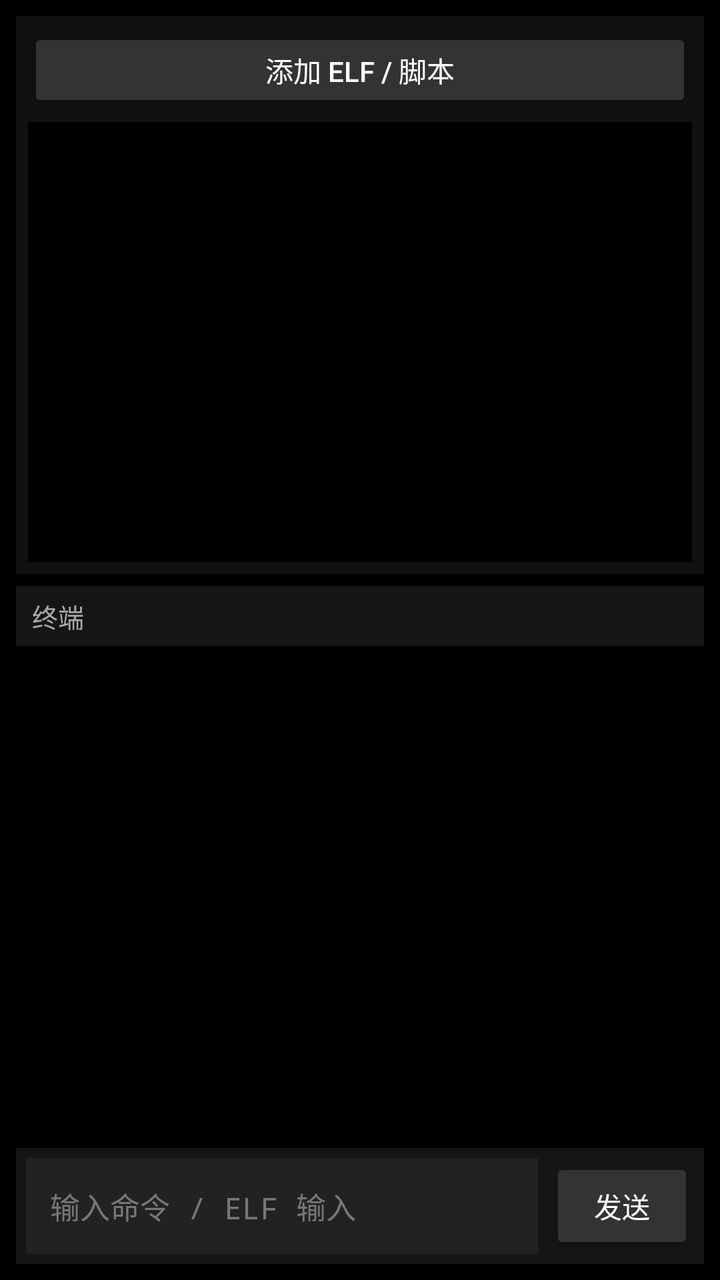
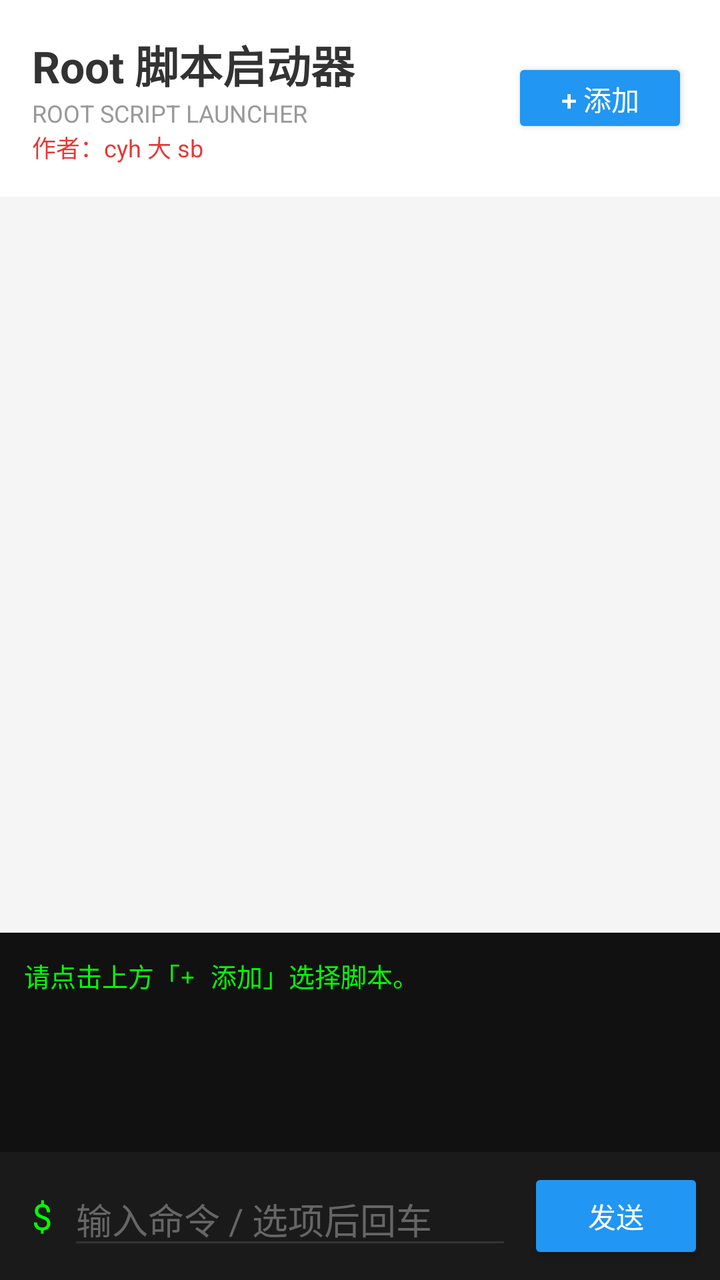

Before-and-after screenshots of an Android layout around one commit, followed by the original layout XML and the change that was made.
<!-- AndroidManifest.xml: application theme Theme.AppCompat.Light.NoActionBar -->
<!-- res/layout/activity_main.xml -->
<?xml version="1.0" encoding="utf-8"?>
<LinearLayout
    xmlns:android="http://schemas.android.com/apk/res/android"
    xmlns:tools="http://schemas.android.com/tools"

    android:layout_width="match_parent"
    android:layout_height="match_parent"
    android:orientation="vertical"
    android:background="#000000"
    android:padding="8dp"
    tools:context=".MainActivity">

    
    <LinearLayout
        android:layout_width="match_parent"
        android:layout_height="wrap_content"
        android:orientation="vertical"
        android:background="#111111"
        android:padding="6dp">

        <Button
            android:id="@+id/btnAdd"
            android:layout_width="match_parent"
            android:layout_height="42dp"
            android:text="添加 ELF / 脚本"
            android:textSize="14sp"
            android:textColor="#FFFFFF"
            android:backgroundTint="#333333"
            android:minHeight="0dp"
            android:minWidth="0dp"
            android:padding="0dp" />

        <ListView
            android:id="@+id/lvScripts"
            android:layout_width="match_parent"
            android:layout_height="220dp"
            android:layout_marginTop="5dp"
            android:background="#000000"
            android:divider="#333333"
            android:dividerHeight="1dp"
            android:overScrollMode="never"
            android:scrollbars="vertical" />

    </LinearLayout>


    
    <LinearLayout
        android:layout_width="match_parent"
        android:layout_height="0dp"
        android:layout_weight="1"
        android:layout_marginTop="6dp"
        android:orientation="vertical"
        android:background="#000000">

        <TextView
            android:layout_width="match_parent"
            android:layout_height="30dp"
            android:gravity="center_vertical"
            android:paddingStart="8dp"
            android:paddingEnd="8dp"
            android:text="终端"
            android:textColor="#AAAAAA"
            android:textSize="13sp"
            android:background="#151515" />

        <ScrollView
            android:id="@+id/scrollView"
            android:layout_width="match_parent"
            android:layout_height="0dp"
            android:layout_weight="1"
            android:background="#000000"
            android:fillViewport="true"
            android:overScrollMode="never"
            android:scrollbars="vertical">

            <TextView
                android:id="@+id/tvOutput"
                android:layout_width="match_parent"
                android:layout_height="wrap_content"
                android:minHeight="0dp"
                android:padding="10dp"
                android:text=""
                android:textColor="#FFFFFF"
                android:textSize="14sp"
                android:fontFamily="monospace"
                android:lineSpacingExtra="2dp"
                android:gravity="top|start"
                android:textIsSelectable="true" />

        </ScrollView>

    </LinearLayout>


    
    <LinearLayout
        android:layout_width="match_parent"
        android:layout_height="wrap_content"
        android:layout_marginTop="6dp"
        android:orientation="horizontal"
        android:gravity="center_vertical"
        android:background="#151515"
        android:padding="5dp">

        <EditText
            android:id="@+id/etInput"
            android:layout_width="0dp"
            android:layout_height="48dp"
            android:layout_weight="1"
            android:background="#222222"
            android:hint="输入命令 / ELF 输入"
            android:textColorHint="#777777"
            android:textColor="#FFFFFF"
            android:textColorHighlight="#555555"
            android:textSize="15sp"
            android:fontFamily="monospace"
            android:singleLine="true"
            android:imeOptions="actionSend"
            android:inputType="text"
            android:paddingStart="12dp"
            android:paddingEnd="12dp"
            android:paddingTop="0dp"
            android:paddingBottom="0dp" />

        <Button
            android:id="@+id/btnSend"
            android:layout_width="72dp"
            android:layout_height="48dp"
            android:layout_marginStart="6dp"
            android:text="发送"
            android:textSize="14sp"
            android:textColor="#FFFFFF"
            android:backgroundTint="#333333"
            android:minHeight="0dp"
            android:minWidth="0dp"
            android:padding="0dp" />

    </LinearLayout>

</LinearLayout>
<!-- resources referenced by this layout -->
<resources>

</resources>

<!-- the commit's change to res/layout/activity_main.xml (unified diff, before → after) -->
@@ -1,141 +1,145 @@
 <?xml version="1.0" encoding="utf-8"?>
-<LinearLayout
+<androidx.constraintlayout.widget.ConstraintLayout
     xmlns:android="http://schemas.android.com/apk/res/android"
-    xmlns:tools="http://schemas.android.com/tools"
+    xmlns:app="http://schemas.android.com/apk/res-auto"
 
     android:layout_width="match_parent"
     android:layout_height="match_parent"
-    android:orientation="vertical"
-    android:background="#000000"
-    android:padding="8dp"
-    tools:context=".MainActivity">
+    android:background="#F5F5F5"
+    android:fitsSystemWindows="true">
 
     
     <LinearLayout
+        android:id="@+id/topBar"
         android:layout_width="match_parent"
         android:layout_height="wrap_content"
-        android:orientation="vertical"
-        android:background="#111111"
-        android:padding="6dp">
+        android:orientation="horizontal"
+        android:padding="16dp"
+        android:gravity="center_vertical"
+        android:background="#FFFFFF"
+        app:layout_constraintTop_toTopOf="parent">
+
+        <LinearLayout
+            android:layout_width="0dp"
+            android:layout_height="wrap_content"
+            android:layout_weight="1"
+            android:orientation="vertical">
+
+            <TextView
+                android:layout_width="wrap_content"
+                android:layout_height="wrap_content"
+                android:text="Root 脚本启动器"
+                android:textSize="22sp"
+                android:textStyle="bold"
+                android:textColor="#333333" />
+
+            <TextView
+                android:layout_width="wrap_content"
+                android:layout_height="wrap_content"
+                android:text="ROOT SCRIPT LAUNCHER"
+                android:textSize="12sp"
+                android:textColor="#999999" />
+
+            <TextView
+                android:layout_width="wrap_content"
+                android:layout_height="wrap_content"
+                android:text="作者：cyh 大 sb"
+                android:textSize="12sp"
+                android:textColor="#E53935" />
+
+        </LinearLayout>
 
         <Button
             android:id="@+id/btnAdd"
-            android:layout_width="match_parent"
-            android:layout_height="42dp"
-            android:text="添加 ELF / 脚本"
-            android:textSize="14sp"
+            android:layout_width="wrap_content"
+            android:layout_height="40dp"
+            android:text="+ 添加"
             android:textColor="#FFFFFF"
-            android:backgroundTint="#333333"
-            android:minHeight="0dp"
-            android:minWidth="0dp"
-            android:padding="0dp" />
-
-        <ListView
-            android:id="@+id/lvScripts"
-            android:layout_width="match_parent"
-            android:layout_height="220dp"
-            android:layout_marginTop="5dp"
-            android:background="#000000"
-            android:divider="#333333"
-            android:dividerHeight="1dp"
-            android:overScrollMode="never"
-            android:scrollbars="vertical" />
+            android:backgroundTint="#2196F3" />
 
     </LinearLayout>
 
 
     
-    <LinearLayout
+    
+    <ListView
+        android:id="@+id/lvScripts"
         android:layout_width="match_parent"
         android:layout_height="0dp"
-        android:layout_weight="1"
-        android:layout_marginTop="6dp"
-        android:orientation="vertical"
-        android:background="#000000">
+        android:layout_margin="8dp"
+        android:divider="@null"
+        android:dividerHeight="8dp"
+        android:background="@android:color/transparent"
+
+        app:layout_constraintHeight_percent="0.55"
+        app:layout_constraintTop_toBottomOf="@id/topBar" />
+
+
+    
+    <ScrollView
+        android:id="@+id/scrollView"
+        android:layout_width="match_parent"
+        android:layout_height="0dp"
+        android:layout_marginTop="8dp"
+        android:background="#111111"
+
+        app:layout_constraintBottom_toTopOf="@+id/bottomBar"
+        app:layout_constraintTop_toBottomOf="@id/lvScripts">
 
         <TextView
+            android:id="@+id/tvOutput"
             android:layout_width="match_parent"
-            android:layout_height="30dp"
-            android:gravity="center_vertical"
-            android:paddingStart="8dp"
-            android:paddingEnd="8dp"
-            android:text="终端"
-            android:textColor="#AAAAAA"
+            android:layout_height="wrap_content"
+            android:fontFamily="monospace"
+            android:textColor="#00FF00"
             android:textSize="13sp"
-            android:background="#151515" />
+            android:padding="12dp"
+            android:text="请点击上方「+ 添加」选择脚本。&#10;" />
 
-        <ScrollView
-            android:id="@+id/scrollView"
-            android:layout_width="match_parent"
-            android:layout_height="0dp"
-            android:layout_weight="1"
-            android:background="#000000"
-            android:fillViewport="true"
-            android:overScrollMode="never"
-            android:scrollbars="vertical">
-
-            <TextView
-                android:id="@+id/tvOutput"
-                android:layout_width="match_parent"
-                android:layout_height="wrap_content"
-                android:minHeight="0dp"
-                android:padding="10dp"
-                android:text=""
-                android:textColor="#FFFFFF"
-                android:textSize="14sp"
-                android:fontFamily="monospace"
-                android:lineSpacingExtra="2dp"
-                android:gravity="top|start"
-                android:textIsSelectable="true" />
-
-        </ScrollView>
-
-    </LinearLayout>
+    </ScrollView>
 
 
     
     <LinearLayout
+        android:id="@+id/bottomBar"
         android:layout_width="match_parent"
         android:layout_height="wrap_content"
-        android:layout_marginTop="6dp"
         android:orientation="horizontal"
+        android:padding="8dp"
+        android:background="#1A1A1A"
         android:gravity="center_vertical"
-        android:background="#151515"
-        android:padding="5dp">
+
+        app:layout_constraintBottom_toBottomOf="parent">
+
+        <TextView
+            android:layout_width="wrap_content"
+            android:layout_height="wrap_content"
+            android:text="$"
+            android:textColor="#00FF00"
+            android:textSize="18sp"
+            android:paddingStart="8dp"
+            android:paddingEnd="8dp" />
 
         <EditText
             android:id="@+id/etInput"
             android:layout_width="0dp"
-            android:layout_height="48dp"
+            android:layout_height="wrap_content"
             android:layout_weight="1"
-            android:background="#222222"
-            android:hint="输入命令 / ELF 输入"
-            android:textColorHint="#777777"
+            android:hint="输入命令 / 选项后回车"
             android:textColor="#FFFFFF"
-            android:textColorHighlight="#555555"
-            android:textSize="15sp"
-            android:fontFamily="monospace"
-            android:singleLine="true"
-            android:imeOptions="actionSend"
-            android:inputType="text"
-            android:paddingStart="12dp"
-            android:paddingEnd="12dp"
-            android:paddingTop="0dp"
-            android:paddingBottom="0dp" />
+            android:textColorHint="#666666"
+            android:backgroundTint="#333333"
+            android:inputType="text" />
 
         <Button
             android:id="@+id/btnSend"
-            android:layout_width="72dp"
-            android:layout_height="48dp"
-            android:layout_marginStart="6dp"
+            android:layout_width="wrap_content"
+            android:layout_height="wrap_content"
             android:text="发送"
-            android:textSize="14sp"
-            android:textColor="#FFFFFF"
-            android:backgroundTint="#333333"
-            android:minHeight="0dp"
-            android:minWidth="0dp"
-            android:padding="0dp" />
+            android:layout_marginStart="8dp"
+            android:backgroundTint="#2196F3"
+            android:textColor="#FFFFFF" />
 
     </LinearLayout>
 
-</LinearLayout>
+</androidx.constraintlayout.widget.ConstraintLayout>
